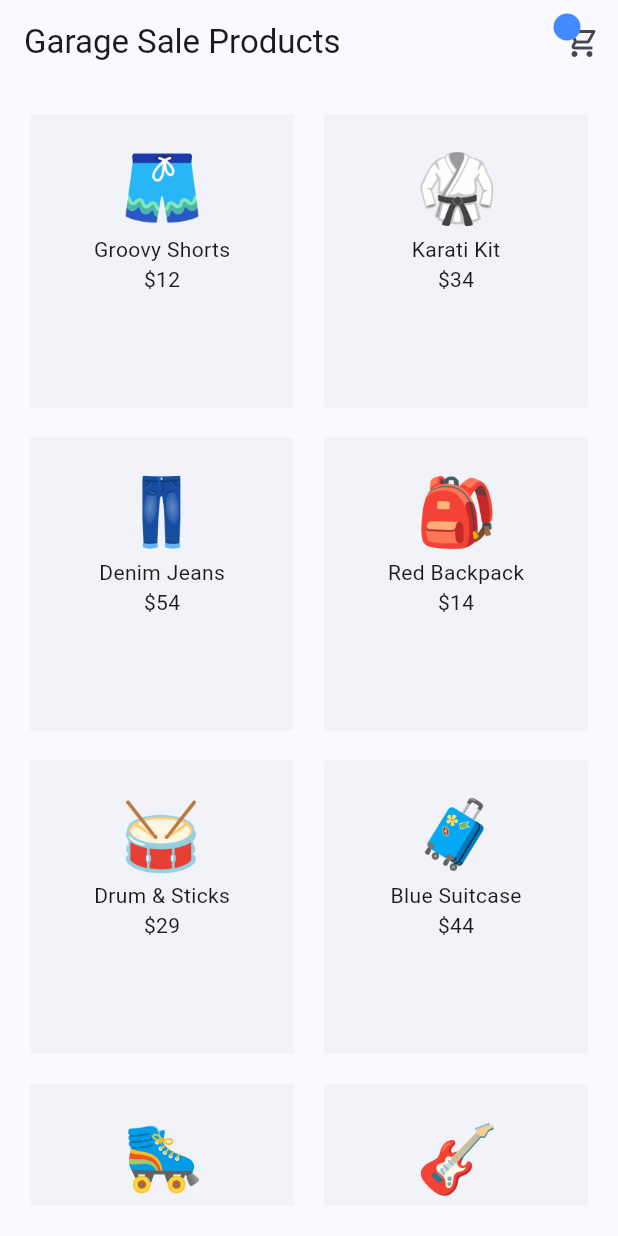
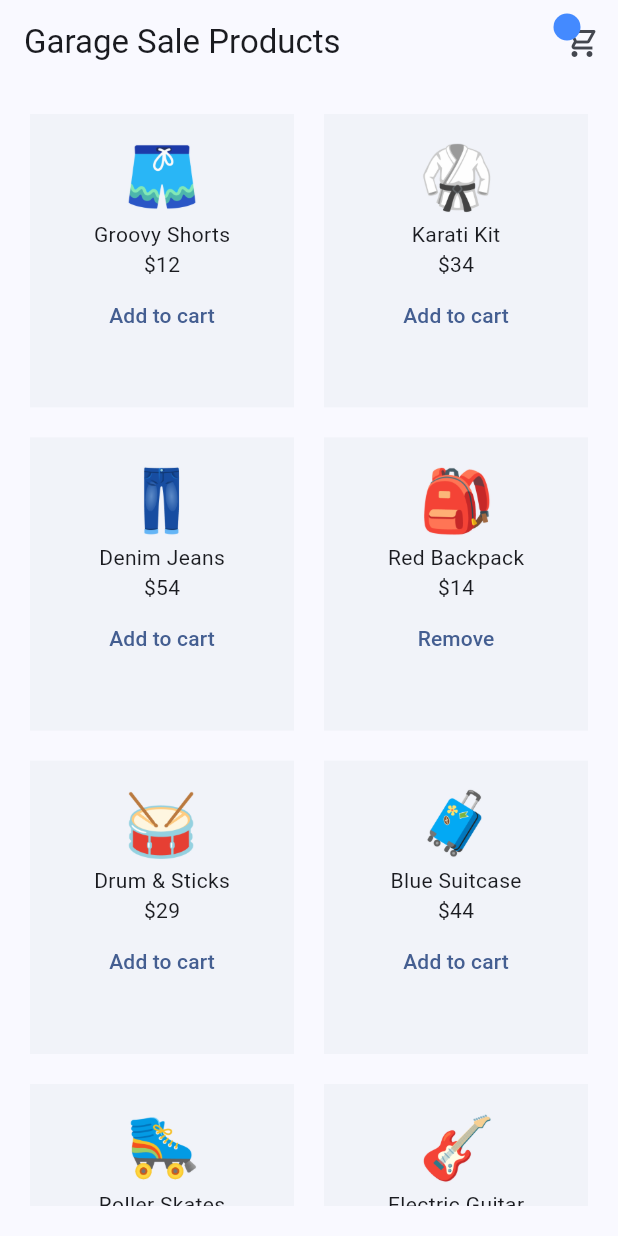
Before and after one commit to ShlokGupta24/garage_sale_product_list_app, a Flutter app: the screen it shows after launch, on a phone screen of 412 x 824 dp. Run offline on Flutter 3.47's test engine with Material 3 defaults, Android fonts, the light colour scheme and no system bars; our stand-ins replace flutter_riverpod, riverpod_annotation; generated files the repository leaves out were written again.

Commit message:
Using Notifier provider for add to cart and remove from cart functions

```diff
--- a/lib/providers/products_provider.dart
+++ b/lib/providers/products_provider.dart
@@ -20,8 +20,8 @@ const List<Product> allProducts=[
 // final reducedproductpriceProvider=Provider((ref){
 //   return allProducts.where((p)=>p.price<50);
 // });
+
 //generated providers
-
 @riverpod
 List<Product> products(ref){
   return allProducts;
--- a/lib/screens/cart/cart_screen.dart
+++ b/lib/screens/cart/cart_screen.dart
@@ -1,5 +1,6 @@
 import 'package:flutter/material.dart';
 import 'package:flutter_riverpod/flutter_riverpod.dart';
+import 'package:garage_sale_product_list_app/providers/cart_provider.dart';
 import 'package:garage_sale_product_list_app/providers/products_provider.dart';
 //For state changes and using providers also, we need ConsumerStateful Widget for it.
 class CartScreen extends ConsumerStatefulWidget {
@@ -13,7 +14,7 @@ class _CartScreenState extends ConsumerState<CartScreen> {
   bool showCoupon=true;
   @override
   Widget build(BuildContext context) {
-    final cartProducts=ref.watch(reducedproductpriceProvider);
+    final cartProducts=ref.watch(cartNotifierProvider);
     return Scaffold(
       appBar: AppBar(
         centerTitle: true,
--- a/lib/screens/home/home.dart
+++ b/lib/screens/home/home.dart
@@ -1,5 +1,6 @@
 import 'package:flutter/material.dart';
 import 'package:flutter_riverpod/flutter_riverpod.dart';
+import 'package:garage_sale_product_list_app/providers/cart_provider.dart';
 import 'package:garage_sale_product_list_app/providers/products_provider.dart';
 import 'package:garage_sale_product_list_app/screens/cart/cart_screen.dart';
 import 'package:garage_sale_product_list_app/shared/cart_icon.dart';
@@ -10,6 +11,7 @@ class Home extends ConsumerWidget {
   @override
   Widget build(BuildContext context,WidgetRef ref) {
     final allProducts=ref.watch(productsProvider);
+    final cartProducts=ref.watch(cartNotifierProvider);
     return Scaffold(
       appBar: AppBar(
         title: Text('Garage Sale Products'),
@@ -22,13 +24,27 @@ class Home extends ConsumerWidget {
             gridDelegate: SliverGridDelegateWithFixedCrossAxisCount(crossAxisCount: 2,mainAxisSpacing: 20,crossAxisSpacing: 20,childAspectRatio: 0.9),
             itemBuilder: (context,index){
             return Container(
-              padding: EdgeInsets.all(20),
+              padding: const EdgeInsets.fromLTRB(15, 15, 15, 5),
               color: Colors.blueGrey.withOpacity(0.05),
                 child: Column(
                 children: [
-                  Image.asset(allProducts[index].image,width: 60,height: 60,),
+                  Image.asset(allProducts[index].image,width: 55,height: 55,),
                   Text(allProducts[index].title),
                   Text('\$${allProducts[index].price}'),
+
+                  if(cartProducts.contains(allProducts[index]))
+                    TextButton(onPressed: (){
+                      ref.read(cartNotifierProvider.notifier)
+                          .removeProduct(allProducts[index]);
+                    },
+                        child: const Text('Remove')),
+
+                  if(!cartProducts.contains(allProducts[index]))
+                    TextButton(onPressed: (){
+                      ref.read(cartNotifierProvider.notifier)
+                          .addProduct(allProducts[index]);
+                    },
+                        child: const Text('Add to cart'))
 
                 ],
             ),
```
Also changed, not shown: lib/providers/cart_provider.dart (added, +28 -0 lines).
